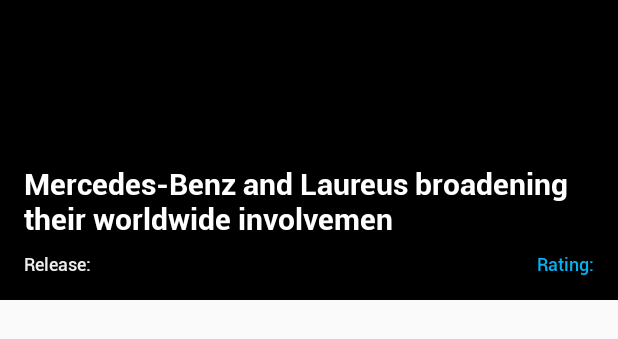
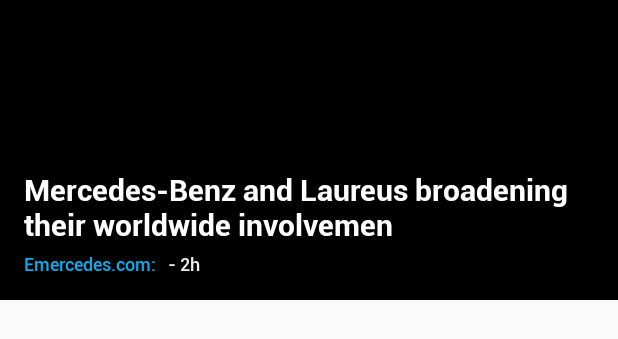
Before and after one commit to VladYatsenko/LampaTest, an Android app: the layout pager_news.xml on its own in the app's theme, with its tools: preview values and no code run, on a phone screen of 412 x 824 dp. Shown: the top 339 px of the screen. Run offline under Robolectric (Android 15) with nearby library versions, the phone set to English and light mode, and no system bars; network calls fail.

Commit message:
fixed bugs

```diff
--- a/app/build.gradle
+++ b/app/build.gradle
@@ -67,7 +67,7 @@ dependencies {
     implementation group: 'com.squareup.retrofit2', name: 'adapter-rxjava2', version: "$retrofitVersion"
 
     //rx
-    compile 'io.reactivex.rxjava2:rxjava:2.1.2'
+    implementation 'io.reactivex.rxjava2:rxjava:2.1.2'
     implementation  'io.reactivex.rxjava2:rxandroid:2.0.1'
 
     implementation 'com.squareup.picasso:picasso:2.71828'
--- a/app/src/main/res/layout/pager_news.xml
+++ b/app/src/main/res/layout/pager_news.xml
@@ -33,47 +33,47 @@
     </FrameLayout>
 
     <TextView
-        android:id="@+id/movie_title"
+        android:id="@+id/title"
         android:layout_width="match_parent"
         android:layout_height="wrap_content"
-        android:layout_marginBottom="8dp"
-        android:layout_marginEnd="16dp"
-        android:layout_marginStart="16dp"
+        android:layout_marginBottom="@dimen/padding_small"
+        android:layout_marginEnd="@dimen/padding_large"
+        android:layout_marginStart="@dimen/padding_large"
         android:fontFamily="@font/roboto_bold"
-        tools:text="Mercedes-Benz and Laureus broadening their worldwide involvemen"
+        android:text="Mercedes-Benz and Laureus broadening their worldwide involvemen"
         android:textColor="@android:color/white"
         android:textSize="@dimen/all_text_size_big"
-        app:layout_constraintBottom_toTopOf="@+id/releaseDate"
+        app:layout_constraintBottom_toTopOf="@+id/date"
         app:layout_constraintEnd_toEndOf="parent"
         app:layout_constraintHorizontal_bias="0.0"
         app:layout_constraintStart_toStartOf="parent"
         tools:ignore="MissingConstraints" />
 
     <TextView
-        android:id="@+id/rating"
+        android:id="@+id/source"
         android:layout_width="wrap_content"
         android:layout_height="wrap_content"
-        android:layout_marginBottom="16dp"
-        android:layout_marginEnd="16dp"
+        android:layout_marginStart="16dp"
+        android:layout_marginBottom="@dimen/padding_large"
         android:fontFamily="@font/roboto_medium"
-        tools:text="Rating:"
+        android:text="Emercedes.com:"
         android:textColor="@color/colorBlue"
         android:textSize="@dimen/all_text_size_extra_small"
         app:layout_constraintBottom_toBottomOf="@+id/frame_layout"
-        app:layout_constraintEnd_toEndOf="parent" />
+        app:layout_constraintStart_toStartOf="parent" />
 
     <TextView
-        android:id="@+id/releaseDate"
+        android:id="@+id/date"
         android:layout_width="wrap_content"
         android:layout_height="wrap_content"
-        android:layout_marginBottom="16dp"
-        android:layout_marginStart="16dp"
+        android:layout_marginStart="8dp"
+        android:layout_marginBottom="@dimen/padding_large"
         android:fontFamily="@font/roboto_medium"
-        tools:text="Release:"
+        android:text="- 2h"
         android:textColor="@color/colorLightGrey"
         android:textSize="@dimen/all_text_size_extra_small"
         app:layout_constraintBottom_toBottomOf="@+id/frame_layout"
-        app:layout_constraintStart_toStartOf="parent"
+        app:layout_constraintStart_toEndOf="@+id/source"
         tools:ignore="MissingConstraints" />
 
 </android.support.constraint.ConstraintLayout>
--- a/app/src/main/res/values/strings.xml
+++ b/app/src/main/res/values/strings.xml
@@ -1,5 +1,5 @@
 <resources>
-    <string name="app_name">Lampa Test</string>
+    <string name="app_name">News</string>
     <string name="navigation_drawer_open"/>
     <string name="navigation_drawer_close"/>
 
```
Also changed, not shown: app/src/main/java/test/lampa/application/data/RetrofitUtil.java (+1 -8 lines), app/src/main/java/test/lampa/application/ui/activities/drawer/DrawerActivity.java (+0 -1 lines), app/src/main/java/test/lampa/application/ui/fragments/news/pager/PagerFragment.java (+41 -42 lines), app/src/main/java/test/lampa/application/ui/fragments/news/pager/PagerPresenter.java (+2 -1 lines), app/src/main/java/test/lampa/application/ui/fragments/news/pager/model/NewsModel.java (+0 -3 lines), app/src/main/res/drawable/rounded.xml (+6 -1 lines), app/src/main/res/layout/header_news.xml (+18 -11 lines), app/src/main/res/layout/item_news.xml (+12 -12 lines).
